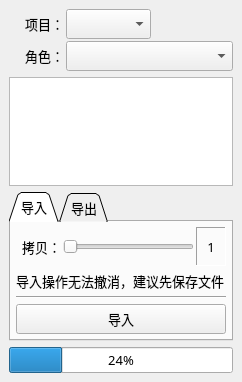
First picture: the form in commons/ui/motionLib.ui, repository lonegather/Barbarian, before the edit.
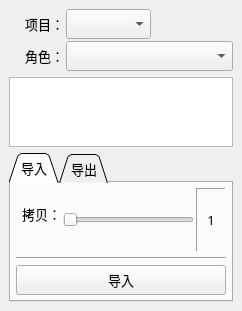
Second picture: the form after the edit. Icons and pictures are not drawn.

Patch:
```diff
--- a/commons/ui/motionLib.ui
+++ b/commons/ui/motionLib.ui
@@ -7,7 +7,7 @@
     <x>0</x>
     <y>0</y>
     <width>242</width>
-    <height>382</height>
+    <height>311</height>
    </rect>
   </property>
   <property name="font">
@@ -30,7 +30,7 @@
    <string>200</string>
   </property>
   <widget class="QWidget" name="motionLibCentralwidget">
-   <layout class="QVBoxLayout" name="verticalLayout_2" stretch="0,1,0,0">
+   <layout class="QVBoxLayout" name="verticalLayout_2" stretch="0,1,0">
     <item>
      <layout class="QFormLayout" name="formLayout_2">
       <property name="horizontalSpacing">
@@ -160,7 +160,7 @@
        <attribute name="title">
         <string>导入</string>
        </attribute>
-       <layout class="QVBoxLayout" name="verticalLayout" stretch="1,0,0,0">
+       <layout class="QVBoxLayout" name="verticalLayout" stretch="1,0,0">
         <property name="spacing">
          <number>5</number>
         </property>
@@ -256,19 +256,6 @@
           </item>
          </layout>
         </item>
-        <item>
-         <widget class="QLabel" name="motionLibLWarning">
-          <property name="font">
-           <font>
-            <family>微软雅黑</family>
-            <pointsize>10</pointsize>
-           </font>
-          </property>
-          <property name="text">
-           <string>导入操作无法撤消，建议先保存文件</string>
-          </property>
-         </widget>
-        </item>
         <item>
          <widget class="Line" name="line">
           <property name="orientation">
@@ -485,16 +472,6 @@
       </widget>
      </widget>
     </item>
-    <item>
-     <widget class="QProgressBar" name="motionLibPB">
-      <property name="value">
-       <number>24</number>
-      </property>
-      <property name="+visible" stdset="0">
-       <string>False</string>
-      </property>
-     </widget>
-    </item>
    </layout>
   </widget>
  </widget>
```
